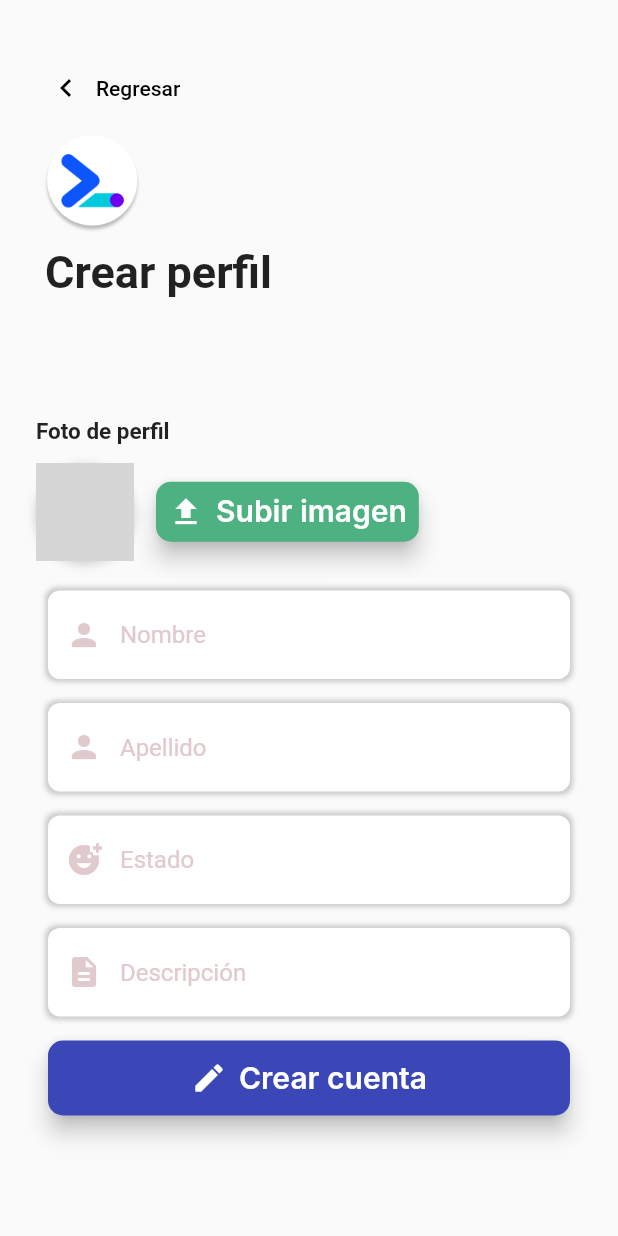
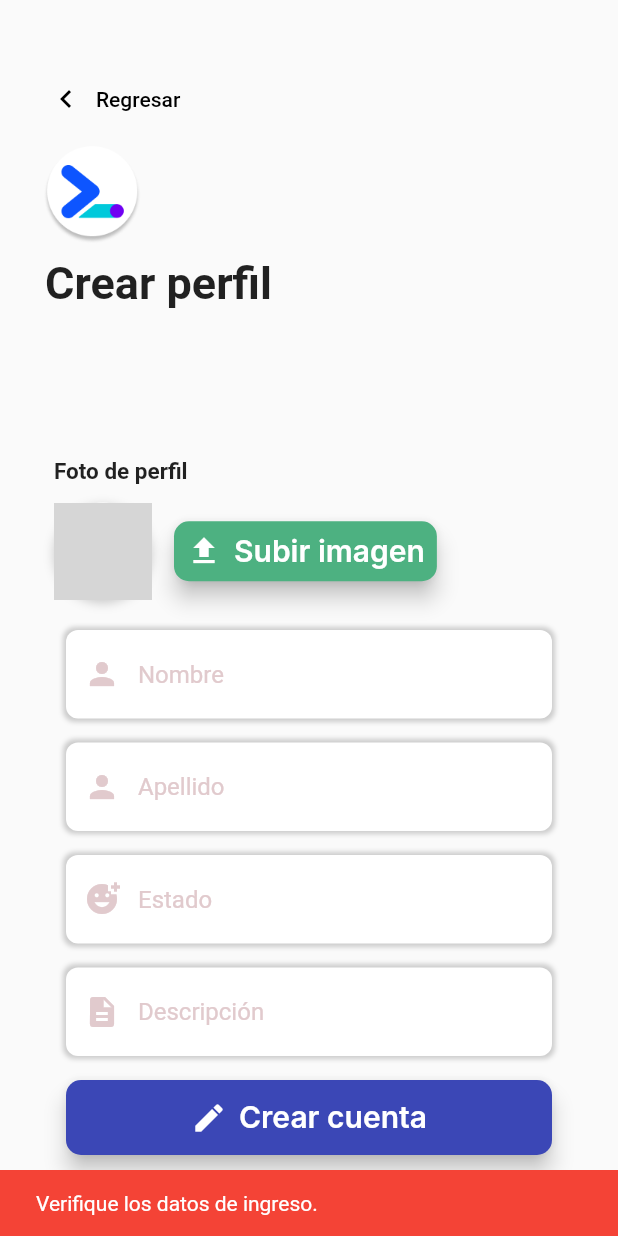
Before and after one commit to alanggdev/devconnect-app, a Flutter app: the CreateProfileScreen screen opened directly with empty values, after a tap on "Crear cuenta", on a phone screen of 412 x 824 dp. Run offline on Flutter 3.47's test engine with Material 2 defaults, Android fonts, the phone set to English and light mode, and no system bars; our stand-ins replace flutter_bloc, font_awesome_flutter, image_picker, shared_preferences; accounts and stored records are empty; network calls fail; Roboto replaces fonts that are missing (Inter); grey boxes are pictures that could not be loaded.

Commit message:
feat: profile and user signup

```diff
--- a/lib/features/profile/data/datasources/profile_remote.dart
+++ b/lib/features/profile/data/datasources/profile_remote.dart
@@ -18,14 +18,15 @@ class ProfileDatasourceImp implements ProfileDatasource {
     final int? profileid = prefs.getInt('id');
     final String? access = prefs.getString('access');
 
-    var url = Uri.https(apiURI, 'userprofile/detail/$profileid');
+    var url = Uri.https(apiURI, 'userprofile/user/$profileid');
     var headers = {'Authorization': 'Bearer $access'};
 
     var response = await http.get(url, headers: headers);
 
     if (response.statusCode == 200) {
       var reponseData = convert.jsonDecode(response.body);
-      return ProfileModel.fromJson(reponseData['pay_load']);
+      print(reponseData.toString());
+      return ProfileModel.fromJson(reponseData['pay_load'][0]);
     } else {
       throw Exception();
     }
--- a/lib/features/profile/presentation/pages/profile_screen.dart
+++ b/lib/features/profile/presentation/pages/profile_screen.dart
@@ -43,8 +43,7 @@ class _ProfileScreenState extends State<ProfileScreen> {
                 const Text('Profile ID'),
                 Text(state.profile.id.toString()),
                 const Text('Profile Avatar'),
-                Image.network(
-                    'https://${EnvKeys.serverURI}${state.profile.avatarURL}'),
+                Image.network(state.profile.avatarURL),
                 const Text('Profile Description'),
                 Text(state.profile.description),
                 const Text('Profile Status'),
--- a/lib/features/session/data/models/sign_up_model.dart
+++ b/lib/features/session/data/models/sign_up_model.dart
@@ -34,8 +34,9 @@ class SignUpModel extends SignUp {
     };
   }
 
-  static Map<String, dynamic> fromEntityToJsonProfile(SignUp signup) {
+  static Map<String, dynamic> fromEntityToJsonProfile(SignUp signup, int userprofile) {
     return {
+      'user_profile':  userprofile,
       'user_avatar': signup.avatar,
       'user_description': signup.description,
       'user_status': signup.status
--- a/lib/features/session/presentation/pages/create_profile.dart
+++ b/lib/features/session/presentation/pages/create_profile.dart
@@ -3,6 +3,7 @@ import 'package:flutter/material.dart';
 import 'package:image_picker/image_picker.dart';
 import 'package:flutter_bloc/flutter_bloc.dart';
 
+import 'package:dev_connect_app/features/session/presentation/pages/sign_in_screen.dart';
 import 'package:dev_connect_app/features/session/presentation/widgets/text_field.dart';
 import 'package:dev_connect_app/features/session/presentation/bloc/session_bloc.dart';
 
@@ -44,10 +45,9 @@ class _CreateProfileScreenState extends State<CreateProfileScreen> {
               padding: const EdgeInsets.all(12),
               child: Column(
                 children: [
-                  Expanded(
-                    flex: 1,
-                    child: Padding(
-                      padding: const EdgeInsets.all(12),
+                  Padding(
+                    padding: const EdgeInsets.symmetric(
+                        horizontal: 12, vertical: 30),
                     child: Column(
                       mainAxisAlignment: MainAxisAlignment.center,
                       crossAxisAlignment: CrossAxisAlignment.start,
@@ -124,10 +124,11 @@ class _CreateProfileScreenState extends State<CreateProfileScreen> {
                       ],
                     ),
                   ),
-                  ),
                   Expanded(
                     flex: 2,
                     child: SingleChildScrollView(
+                      child: Padding(
+                        padding: const EdgeInsets.all(12),
                         child: Column(
                           crossAxisAlignment: CrossAxisAlignment.start,
                           children: [
@@ -174,9 +175,11 @@ class _CreateProfileScreenState extends State<CreateProfileScreen> {
                                       icon: const Icon(Icons.upload),
                                       style: OutlinedButton.styleFrom(
                                         foregroundColor: Colors.white,
-                                      backgroundColor: const Color(0xff4DB181),
+                                        backgroundColor:
+                                            const Color(0xff4DB181),
                                         shape: RoundedRectangleBorder(
-                                        borderRadius: BorderRadius.circular(10),
+                                          borderRadius:
+                                              BorderRadius.circular(10),
                                         ),
                                         shadowColor: Colors.black,
                                         elevation: 6,
@@ -232,20 +235,13 @@ class _CreateProfileScreenState extends State<CreateProfileScreen> {
                                   String descriptionText =
                                       descriptionController.text.trim();
 
-                                print(widget.email);
-                                print(widget.user);
-                                print(widget.pass);
-                                print(firstnameText);
-                                print(lastnameText);
-                                print(statusText);
-                                print(descriptionText);
-                                print(file);
-
                                   if (firstnameText.isNotEmpty &&
                                       lastnameText.isNotEmpty &&
                                       statusText.isNotEmpty &&
                                       descriptionText.isNotEmpty &&
                                       file != null) {
+                                    FocusManager.instance.primaryFocus
+                                        ?.unfocus();
                                     context.read<SessionBloc>().add(Register(
                                         username: widget.user,
                                         email: widget.email,
@@ -255,6 +251,20 @@ class _CreateProfileScreenState extends State<CreateProfileScreen> {
                                         avatar: file!,
                                         description: descriptionText,
                                         status: statusText));
+                                  } else {
+                                    FocusManager.instance.primaryFocus
+                                        ?.unfocus();
+                                    final BuildContext currentContext = context;
+                                    const snackBar = SnackBar(
+                                      backgroundColor: Colors.red,
+                                      content: Text(
+                                          'Verifique los datos de ingreso.'),
+                                      duration: Duration(seconds: 3),
+                                    );
+                                    Future.microtask((() {
+                                      ScaffoldMessenger.of(currentContext)
+                                          .showSnackBar(snackBar);
+                                    }));
                                   }
                                 },
                                 label: const Text(
@@ -274,8 +284,30 @@ class _CreateProfileScreenState extends State<CreateProfileScreen> {
                         ),
                       ),
                     ),
+                  ),
                 ],
               ),
+            ),
+            if (state is SigningUp)
+              Container(
+                color: Colors.black54,
+                child: const Center(
+                  child: CircularProgressIndicator(),
+                ),
+              )
+            else if (state is SignedUp)
+              FutureBuilder(
+                future: Future.delayed(Duration.zero, () {
+                  Navigator.push(
+                    context,
+                    MaterialPageRoute(
+                      builder: (context) => const SignInScreen(),
+                    ),
+                  );
+                }),
+                builder: (context, snapshot) {
+                  return Container();
+                },
               ),
           ],
         );
--- a/lib/features/session/presentation/pages/sign_up_screen.dart
+++ b/lib/features/session/presentation/pages/sign_up_screen.dart
@@ -40,7 +40,7 @@ class _SignUpScreenState extends State<SignUpScreen> {
                           width: 75,
                         ),
                         const Padding(
-                          padding: EdgeInsets.only(left: 20),
+                          padding: EdgeInsets.only(left: 10),
                           child: Text(
                             'Dev Connect',
                             style: TextStyle(
```
Also changed, not shown: lib/features/session/data/datasources/session_remote.dart (+34 -24 lines), lib/features/session/presentation/pages/sign_in_screen.dart (+17 -1 lines). Lines whose indentation alone changed are shown as unchanged.
